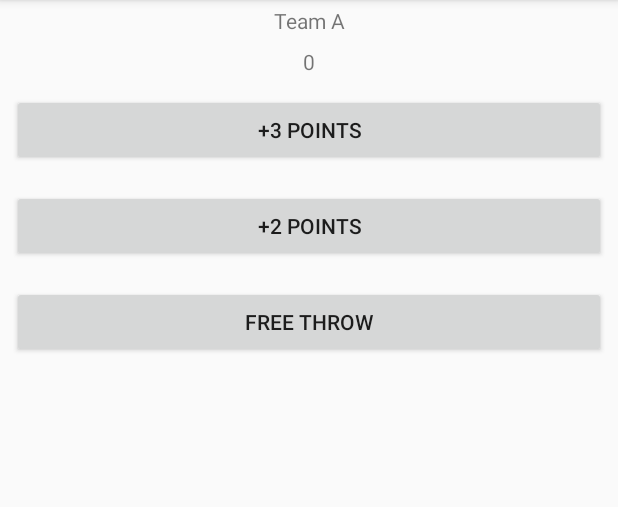
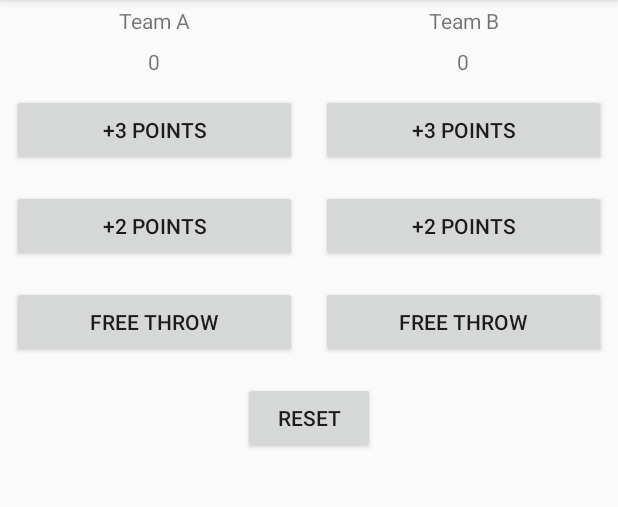
Before and after one commit to doowtnehpets/CourtCounter, an Android app: the screen it shows after launch (MainActivity), on a phone screen of 412 x 824 dp, the part 84-591 px from its top. Run offline under Robolectric (Android 15) with nearby library versions, the phone set to English and light mode, and no system bars.

Commit message:
Implemented buttons for team B. Added reset button.

```diff
--- a/app/src/main/java/com/example/android/courtcounter/MainActivity.java
+++ b/app/src/main/java/com/example/android/courtcounter/MainActivity.java
@@ -6,6 +6,9 @@ import android.view.View;
 import android.widget.TextView;
 
 public class MainActivity extends AppCompatActivity {
+
+    int team_A_score = 0;
+    int team_B_score = 0;
 
     @Override
     protected void onCreate(Bundle savedInstanceState) {
@@ -25,20 +28,65 @@ public class MainActivity extends AppCompatActivity {
      * Increases Team A score by 3 points
      */
     public void team_A_3points(View view) {
-        displayForTeamA(3);
+        team_A_score += 3;
+        displayForTeamA(team_A_score);
     }
 
     /**
      * Increases Team A score by 2 points
      */
     public void team_A_2points(View view) {
-        displayForTeamA(2);
+        team_A_score += 2;
+        displayForTeamA(team_A_score);
     }
 
     /**
-     * Increases Team A score by 1 points
+     * Increases Team A score by 1 point
      */
     public void team_A_freethrow(View view) {
-        displayForTeamA(1);
+        team_A_score += 1;
+        displayForTeamA(team_A_score);
+    }
+
+    /**
+     * Displays the given score for Team B.
+     */
+    public void displayForTeamB(int score) {
+        TextView scoreView = (TextView) findViewById(R.id.team_b_score);
+        scoreView.setText(String.valueOf(score));
+    }
+
+    /**
+     * Increases Team B score by 3 points
+     */
+    public void team_B_3points(View view) {
+        team_B_score += 3;
+        displayForTeamB(team_B_score);
+    }
+
+    /**
+     * Increases Team B score by 2 points
+     */
+    public void team_B_2points(View view) {
+        team_B_score += 2;
+        displayForTeamB(team_B_score);
+    }
+
+    /**
+     * Increases Team B score by 1 point
+     */
+    public void team_B_freethrow(View view) {
+        team_B_score += 1;
+        displayForTeamB(team_B_score);
+    }
+
+    /**
+     * Resets the score to zero for both teams
+     */
+    public void reset_score(View view) {
+        team_A_score = 0;
+        team_B_score = 0;
+        displayForTeamA(0);
+        displayForTeamB(0);
     }
 }
--- a/app/src/main/res/layout/activity_main.xml
+++ b/app/src/main/res/layout/activity_main.xml
@@ -4,8 +4,18 @@
     android:layout_height="match_parent"
     android:orientation="vertical">
 
+    <LinearLayout
+        android:layout_width="match_parent"
+        android:layout_height="wrap_content"
+        android:orientation="horizontal">
+
+        <LinearLayout
+            android:layout_width="match_parent"
+            android:layout_height="match_parent"
+            android:layout_weight="1"
+            android:orientation="vertical">
+
             <TextView
-        android:id="@+id/team_a_score"
                 android:layout_width="match_parent"
                 android:layout_height="wrap_content"
                 android:gravity="center"
@@ -13,6 +23,7 @@
                 android:text="Team A" />
 
             <TextView
+                android:id="@+id/team_a_score"
                 android:layout_width="match_parent"
                 android:layout_height="wrap_content"
                 android:gravity="center"
@@ -23,20 +34,75 @@
                 android:layout_width="match_parent"
                 android:layout_height="wrap_content"
                 android:layout_margin="8dp"
-        android:text="+3 Points"
-        android:onClick="team_A_3points"/>
+                android:onClick="team_A_3points"
+                android:text="+3 Points" />
 
             <Button
                 android:layout_width="match_parent"
                 android:layout_height="wrap_content"
                 android:layout_margin="8dp"
-        android:text="+2 Points"
-        android:onClick="team_A_2points"/>
+                android:onClick="team_A_2points"
+                android:text="+2 Points" />
 
             <Button
                 android:layout_width="match_parent"
                 android:layout_height="wrap_content"
                 android:layout_margin="8dp"
-        android:text="Free throw"
-        android:onClick="team_A_freethrow"/>
+                android:onClick="team_A_freethrow"
+                android:text="Free throw" />
         </LinearLayout>
+
+        <LinearLayout
+            android:layout_width="match_parent"
+            android:layout_height="match_parent"
+            android:layout_weight="1"
+            android:orientation="vertical">
+
+            <TextView
+                android:layout_width="match_parent"
+                android:layout_height="wrap_content"
+                android:gravity="center"
+                android:padding="4dp"
+                android:text="Team B" />
+
+            <TextView
+                android:id="@+id/team_b_score"
+                android:layout_width="match_parent"
+                android:layout_height="wrap_content"
+                android:gravity="center"
+                android:padding="4dp"
+                android:text="0" />
+
+            <Button
+                android:layout_width="match_parent"
+                android:layout_height="wrap_content"
+                android:layout_margin="8dp"
+                android:onClick="team_B_3points"
+                android:text="+3 Points" />
+
+            <Button
+                android:layout_width="match_parent"
+                android:layout_height="wrap_content"
+                android:layout_margin="8dp"
+                android:onClick="team_B_2points"
+                android:text="+2 Points" />
+
+            <Button
+                android:layout_width="match_parent"
+                android:layout_height="wrap_content"
+                android:layout_margin="8dp"
+                android:onClick="team_B_freethrow"
+                android:text="Free throw" />
+        </LinearLayout>
+
+    </LinearLayout>
+
+    <Button
+        android:layout_width="wrap_content"
+        android:layout_height="wrap_content"
+        android:layout_gravity="center"
+        android:layout_margin="8dp"
+        android:onClick="reset_score"
+        android:text="RESET" />
+
+</LinearLayout>
```
Lines whose indentation alone changed are shown as unchanged.
